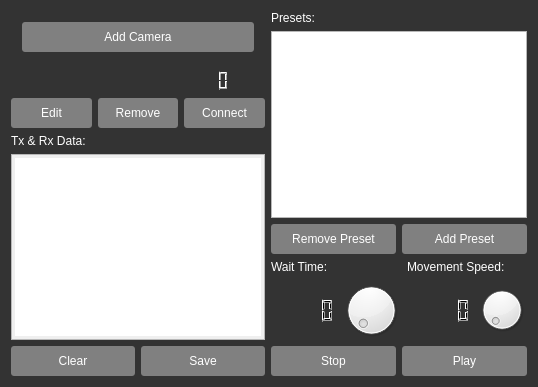
This is mainwindow.ui in nospam2k/Sony-PTZ-Controller as Qt 5 draws it before an edit. The edited form follows.
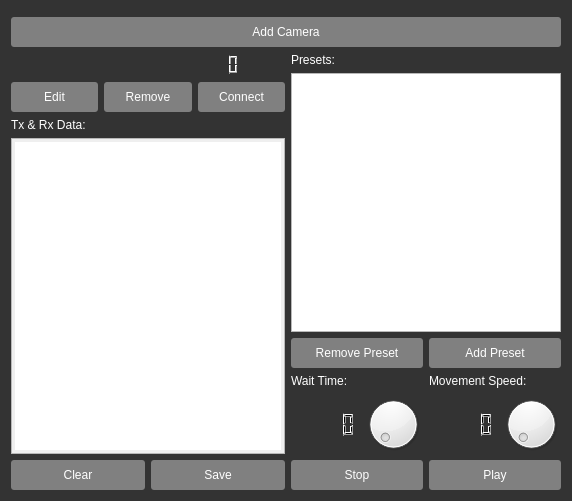
This is the edited form. Icons and pictures are not drawn.

The edit to the form file:
```diff
--- a/mainwindow.ui
+++ b/mainwindow.ui
@@ -6,8 +6,8 @@
    <rect>
     <x>0</x>
     <y>0</y>
-    <width>538</width>
-    <height>387</height>
+    <width>572</width>
+    <height>501</height>
    </rect>
   </property>
   <property name="windowTitle">
@@ -176,20 +176,61 @@
    </property>
    <layout class="QHBoxLayout" name="horizontalLayout">
     <item>
-     <layout class="QVBoxLayout" name="verticalLayout">
+     <layout class="QVBoxLayout" name="verticalLayout_5">
+      <property name="topMargin">
+       <number>0</number>
+      </property>
       <item>
-       <widget class="QWidget" name="widget" native="true">
-        <layout class="QGridLayout" name="gridLayout_2">
-         <item row="0" column="0">
-          <widget class="QPushButton" name="pushButton">
+       <layout class="QVBoxLayout" name="verticalLayout_6">
+        <item>
+         <widget class="QWidget" name="cameraBtnWrapper" native="true">
+          <property name="minimumSize">
+           <size>
+            <width>0</width>
+            <height>0</height>
+           </size>
+          </property>
+          <layout class="QGridLayout" name="gridLayout">
+           <property name="leftMargin">
+            <number>0</number>
+           </property>
+           <property name="topMargin">
+            <number>0</number>
+           </property>
+           <property name="rightMargin">
+            <number>0</number>
+           </property>
+           <property name="bottomMargin">
+            <number>0</number>
+           </property>
+          </layout>
+         </widget>
+        </item>
+        <item>
+         <widget class="QPushButton" name="addCamBtn">
            <property name="text">
             <string>Add Camera</string>
            </property>
           </widget>
          </item>
         </layout>
-       </widget>
       </item>
+      <item>
+       <layout class="QHBoxLayout" name="horizontalLayout_7">
+        <property name="leftMargin">
+         <number>0</number>
+        </property>
+        <property name="topMargin">
+         <number>0</number>
+        </property>
+        <property name="rightMargin">
+         <number>0</number>
+        </property>
+        <property name="bottomMargin">
+         <number>0</number>
+        </property>
+        <item>
+         <layout class="QVBoxLayout" name="verticalLayout">
       <item>
        <layout class="QHBoxLayout" name="horizontalLayout_2">
         <item>
@@ -272,7 +313,14 @@
        </widget>
       </item>
       <item>
-       <widget class="QTextEdit" name="textEdit"/>
+           <widget class="QTextEdit" name="txRxList">
+            <property name="minimumSize">
+             <size>
+              <width>270</width>
+              <height>250</height>
+             </size>
+            </property>
+           </widget>
       </item>
       <item>
        <layout class="QHBoxLayout" name="horizontalLayout_6">
@@ -304,7 +352,14 @@
        </widget>
       </item>
       <item>
-       <widget class="QListWidget" name="listWidget"/>
+           <widget class="QListWidget" name="presetList">
+            <property name="minimumSize">
+             <size>
+              <width>270</width>
+              <height>250</height>
+             </size>
+            </property>
+           </widget>
       </item>
       <item>
        <layout class="QHBoxLayout" name="horizontalLayout_10">
@@ -366,6 +421,9 @@
                 <height>60</height>
                </size>
               </property>
+                  <property name="minimum">
+                   <number>1</number>
+                  </property>
               <property name="notchTarget">
                <double>3.700000000000000</double>
               </property>
@@ -406,6 +464,9 @@
                 <height>60</height>
                </size>
               </property>
+                  <property name="minimum">
+                   <number>1</number>
+                  </property>
               <property name="maximum">
                <number>18</number>
               </property>
@@ -435,6 +496,10 @@
            <string>Play</string>
           </property>
          </widget>
+            </item>
+           </layout>
+          </item>
+         </layout>
         </item>
        </layout>
       </item>
```
Left out of the diff: 30 changed lines with no effect on the pictures. Lines whose indentation alone changed are shown as unchanged.
